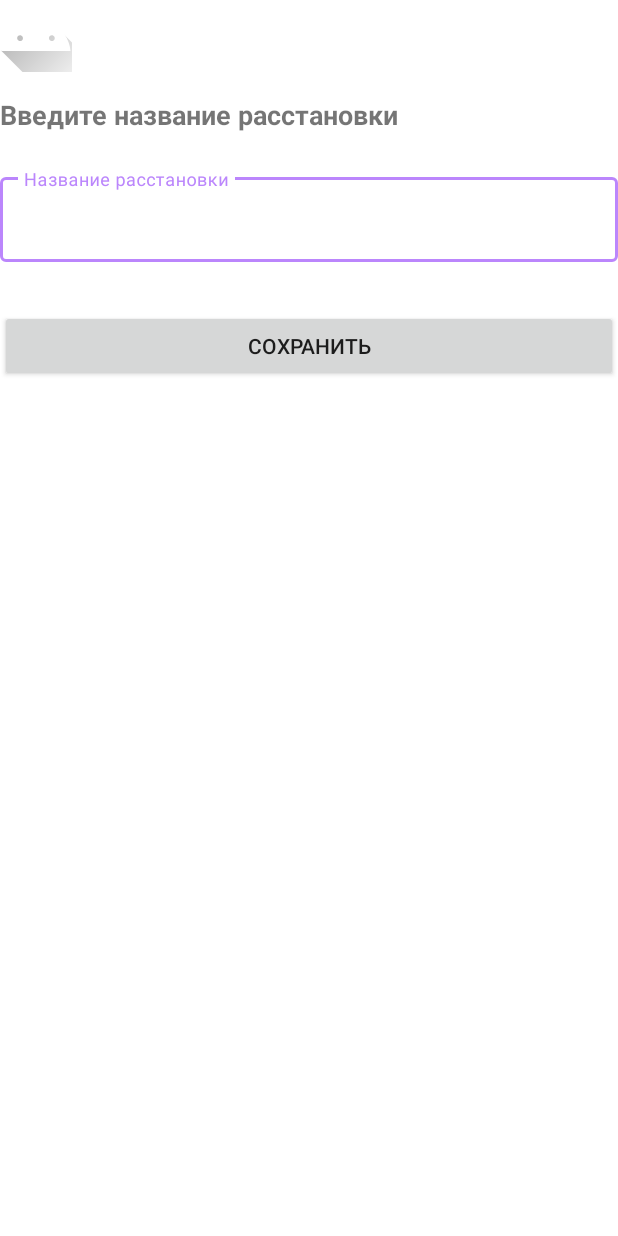
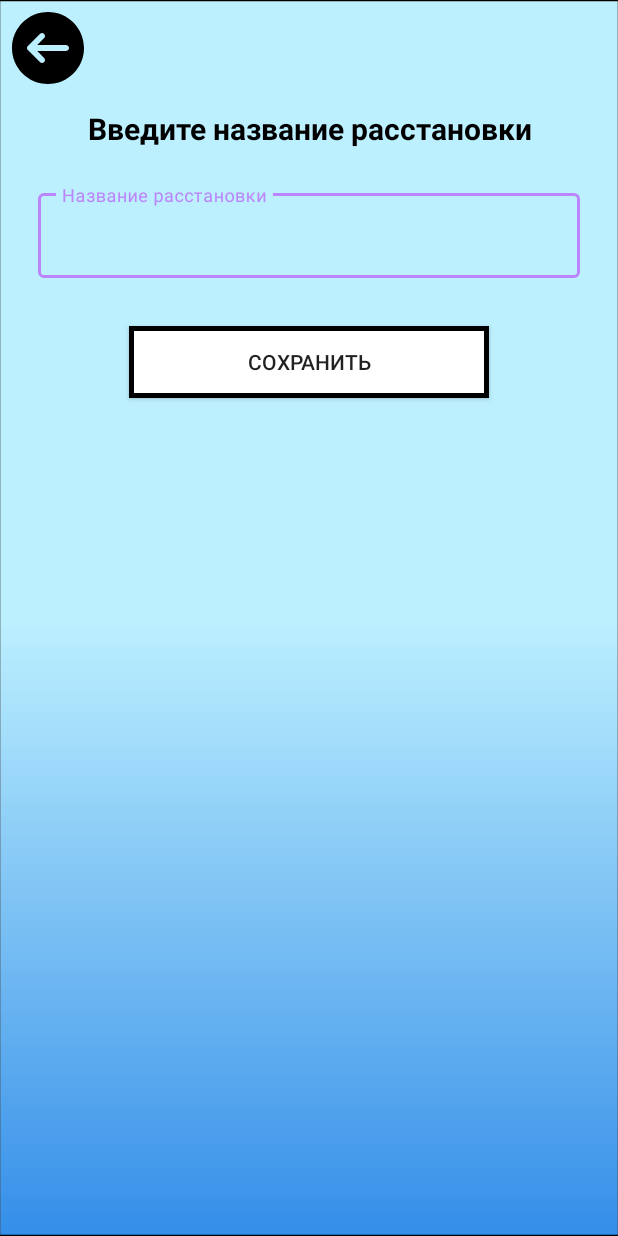
Before and after one commit to Light-Legion/Battleship, an Android app: the SavePlacementActivity screen opened directly, with no data from a screen before it, on a phone screen of 412 x 824 dp. Run offline under Robolectric (Android 15) with nearby library versions, the light colour scheme and no system bars.

Commit message:
feat: добавлен дизайн для экрана сохранения расстановки

```diff
--- a/app/src/main/res/layout/activity_save_placement.xml
+++ b/app/src/main/res/layout/activity_save_placement.xml
@@ -5,6 +5,7 @@
     android:id="@+id/main"
     android:layout_width="match_parent"
     android:layout_height="match_parent"
+    android:background="@drawable/bg_help_screen"
     android:padding="16dp">
 
     <!-- Кнопка «Назад» -->
@@ -12,8 +13,9 @@
         android:id="@+id/btnBack"
         android:layout_width="48dp"
         android:layout_height="48dp"
+        android:layout_margin="8dp"
         android:background="?attr/selectableItemBackgroundBorderless"
-        android:src="@drawable/ic_launcher_foreground"
+        android:src="@drawable/ic_btn_back"
         android:contentDescription="@string/back"
         android:tooltipText="@string/back"
         app:layout_constraintTop_toTopOf="parent"
@@ -22,12 +24,14 @@
     <!-- Заголовок -->
     <TextView
         android:id="@+id/tvPrompt"
-        android:layout_width="0dp"
+        android:layout_width="wrap_content"
         android:layout_height="wrap_content"
+        android:layout_marginTop="16dp"
         android:text="@string/txt_enter_placement_name"
-        android:textSize="18sp"
+        android:textSize="20sp"
         android:textStyle="bold"
-        android:layout_marginTop="16dp"
+        android:textColor="@color/black"
+        android:gravity="center"
         app:layout_constraintTop_toBottomOf="@id/btnBack"
         app:layout_constraintStart_toStartOf="parent"
         app:layout_constraintEnd_toEndOf="parent"/>
@@ -38,19 +42,21 @@
         style="@style/Widget.MaterialComponents.TextInputLayout.OutlinedBox"
         android:layout_width="0dp"
         android:layout_height="wrap_content"
+        android:layout_marginStart="25dp"
         android:layout_marginTop="24dp"
-        app:layout_constraintTop_toBottomOf="@id/tvPrompt"
+        android:layout_marginEnd="25dp"
+        app:layout_constraintEnd_toEndOf="parent"
         app:layout_constraintStart_toStartOf="parent"
-        app:layout_constraintEnd_toEndOf="parent">
+        app:layout_constraintTop_toBottomOf="@id/tvPrompt">
 
         <com.google.android.material.textfield.TextInputEditText
             android:id="@+id/etName"
             android:layout_width="match_parent"
             android:layout_height="wrap_content"
             android:hint="@string/txt_placement_name"
+            android:imeOptions="actionDone"
             android:inputType="textCapWords"
-            android:maxLength="20"
-            android:imeOptions="actionDone"/>
+            android:maxLength="20" />
     </com.google.android.material.textfield.TextInputLayout>
 
     <!-- текст ошибки -->
@@ -68,9 +74,10 @@
     <!-- Кнопка «Сохранить» -->
     <Button
         android:id="@+id/btnSave"
-        android:layout_width="0dp"
+        android:layout_width="240dp"
         android:layout_height="wrap_content"
         android:text="@string/save"
+        android:background="@drawable/stroke_btn_custom"
         android:layout_marginTop="32dp"
         app:layout_constraintTop_toBottomOf="@id/tilName"
         app:layout_constraintStart_toStartOf="parent"
```
